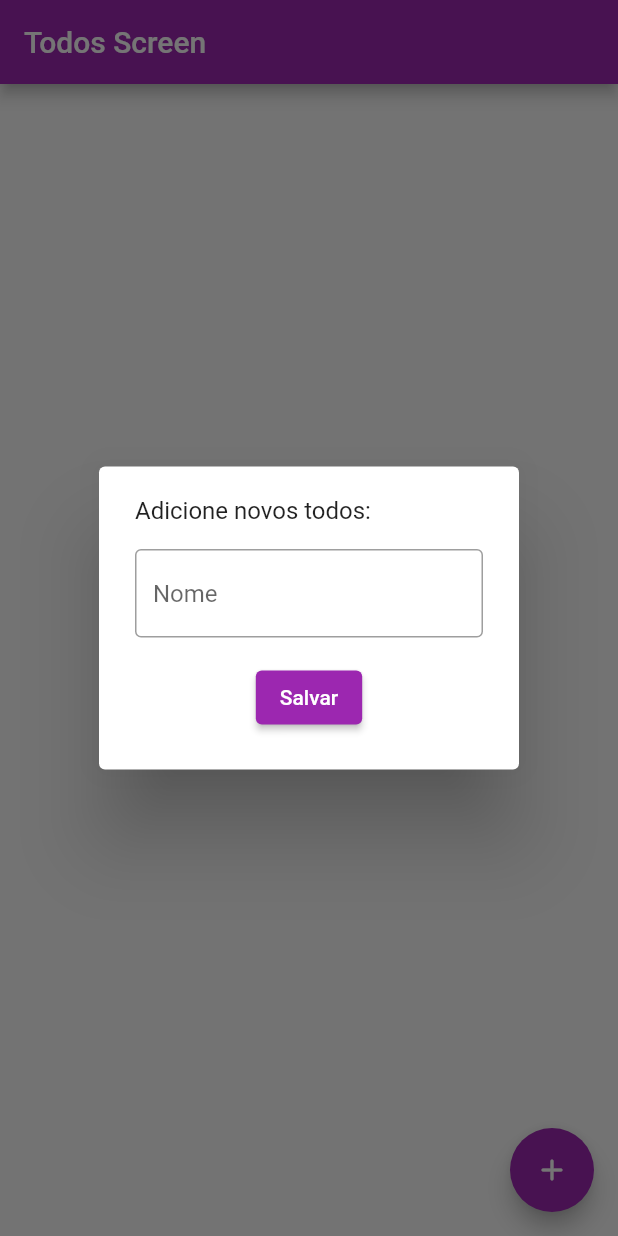
After one commit to Barba2k2/flutter_mvvm_udemy, a Flutter app: the screen it shows after launch, after a tap on the "add" icon, on a phone screen of 412 x 824 dp. The commit adds this screen. Run offline on Flutter 3.47's test engine with Material 3 defaults, Android fonts, the phone set to English and light mode, and no system bars.

Commit message:
Views Part 2

```diff
--- /dev/null
+++ b/lib/ui/todos/widgets/add_todo_widget.dart
@@ -0,0 +1,118 @@
+import 'package:flutter/material.dart';
+
+import '../viewmodels/todo_viewmodel.dart';
+
+class AddTodoWidget extends StatefulWidget {
+  final TodoViewmodel todoViewmodel;
+
+  const AddTodoWidget({
+    super.key,
+    required this.todoViewmodel,
+  });
+
+  @override
+  State<AddTodoWidget> createState() => _AddTodoWidgetState();
+}
+
+class _AddTodoWidgetState extends State<AddTodoWidget> {
+  final _formKey = GlobalKey<FormState>();
+  final _nameEC = TextEditingController();
+  final vGap = const SizedBox(
+    height: 16,
+  );
+
+  @override
+  void initState() {
+    widget.todoViewmodel.addTodo.addListener(_onResult);
+    super.initState();
+  }
+
+  void _onResult() {
+    if (widget.todoViewmodel.addTodo.running) {
+      showDialog(
+        context: context,
+        barrierDismissible: false,
+        builder: (context) {
+          return AlertDialog(
+            content: IntrinsicHeight(
+              child: Center(
+                child: CircularProgressIndicator.adaptive(),
+              ),
+            ),
+          );
+        },
+      );
+    } else {
+      if (widget.todoViewmodel.addTodo.completed) {
+        Navigator.of(context).pop();
+        Navigator.of(context).pop();
+        ScaffoldMessenger.of(context).showSnackBar(
+          const SnackBar(
+            content: Text('Todo criado com sucesso'),
+            backgroundColor: Colors.green,
+          ),
+        );
+      }
+
+      if (widget.todoViewmodel.addTodo.error) {
+        Navigator.of(context).pop();
+        Navigator.of(context).pop();
+        ScaffoldMessenger.of(context).showSnackBar(
+          const SnackBar(
+            content: Text('Ocorreu um erro ao gerar Todo'),
+            backgroundColor: Colors.red,
+          ),
+        );
+      }
+    }
+  }
+
+  @override
+  void dispose() {
+    _nameEC.dispose();
+    super.dispose();
+  }
+
+  @override
+  Widget build(BuildContext context) {
+    return AlertDialog.adaptive(
+      content: IntrinsicHeight(
+        child: Form(
+          key: _formKey,
+          child: Column(
+            children: [
+              Row(
+                children: [
+                  Text('Adicione novos todos:'),
+                ],
+              ),
+              vGap,
+              TextFormField(
+                controller: _nameEC,
+                decoration: InputDecoration(
+                  hintText: 'Nome',
+                  border: OutlineInputBorder(),
+                ),
+                validator: (value) {
+                  if (value == null || value.trim() == "") {
+                    return "Por favor, preencha o campo de nome";
+                  }
+                  return null;
+                },
+              ),
+              vGap,
+              ElevatedButton(
+                onPressed: () {
+                  if (_formKey.currentState!.validate() == true) {
+                    widget.todoViewmodel.addTodo.execute(_nameEC.text.trim());
+                  }
+                },
+                child: Text('Salvar'),
+              ),
+            ],
+          ),
+        ),
+      ),
+    );
+  }
+}
--- a/lib/ui/todos/widgets/todo_screen.dart
+++ b/lib/ui/todos/widgets/todo_screen.dart
@@ -1,6 +1,7 @@
 import 'package:flutter/material.dart';
 
 import '../viewmodels/todo_viewmodel.dart';
+import 'add_todo_widget.dart';
 import 'todos_list.dart';
 
 class TodoScreen extends StatelessWidget {
@@ -39,6 +40,19 @@ class TodoScreen extends StatelessWidget {
           },
         ),
       ),
+      floatingActionButton: FloatingActionButton(
+        onPressed: () {
+          showDialog(
+            context: context,
+            builder: (context) {
+              return AddTodoWidget(
+                todoViewmodel: todoViewmodel,
+              );
+            },
+          );
+        },
+        child: Icon(Icons.add_rounded),
+      ),
     );
   }
 }
```
